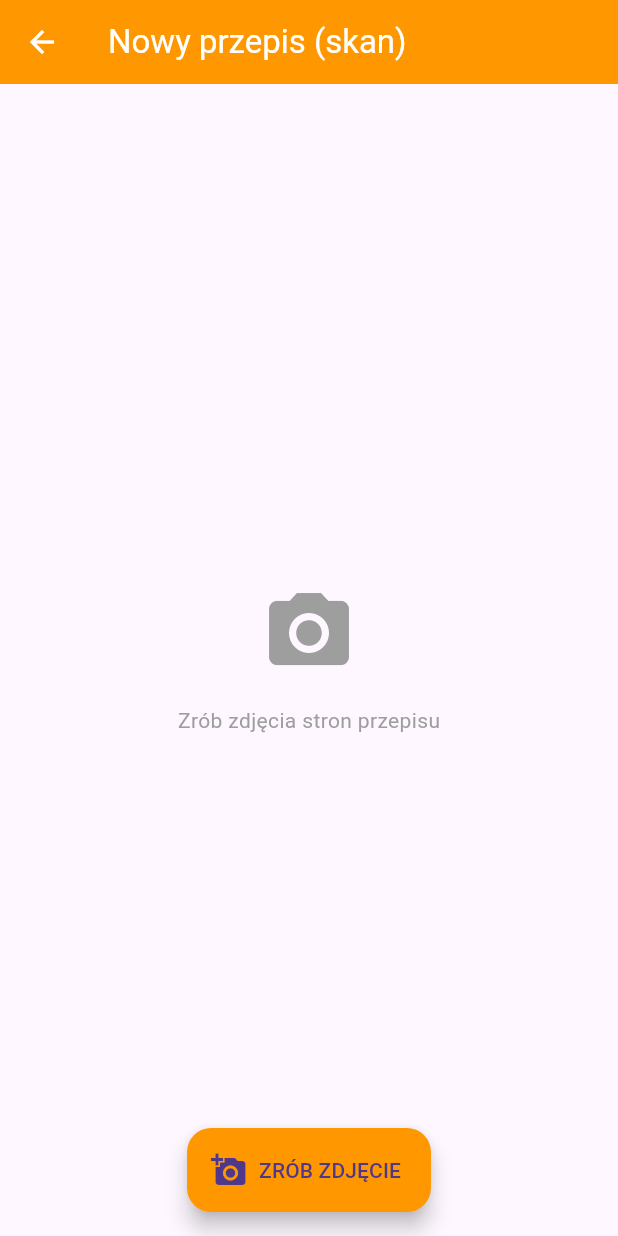
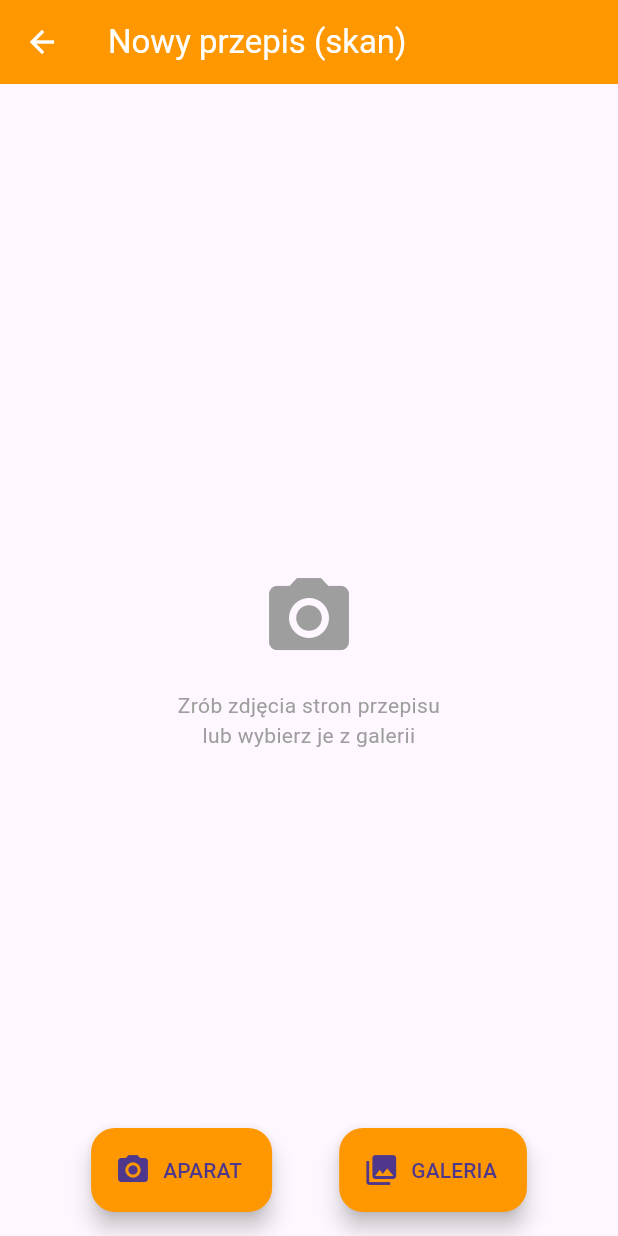
Before and after one commit to utak3r/HomeRecipesScanner, a Flutter app: the screen it shows after launch, after a tap on the "add a photo" icon, on a phone screen of 412 x 824 dp. Run offline on Flutter 3.47's test engine with Material 3 defaults, Android fonts, the phone set to English and light mode, and no system bars; our stand-ins replace image_picker; network calls fail.

Commit message:
Mobile: Allowing to select photos from gallery, not only taking new photos with a camera

```diff
--- a/przepisy_flutter/lib/main.dart
+++ b/przepisy_flutter/lib/main.dart
@@ -32,6 +32,8 @@ class _RecipeListScreenState extends State<RecipeListScreen> {
   final ApiService apiService = ApiService();
   Timer? _statusTimer;
   List<Recipe> _recipes = [];
+  bool _isLoading = true;
+  String? _error;
 
   @override
   void initState() {
@@ -48,11 +50,19 @@ class _RecipeListScreenState extends State<RecipeListScreen> {
   Future<void> _fetchData() async {
     try {
       final data = await apiService.fetchRecipes();
+      if (!mounted) return;
       setState(() {
         _recipes = data;
+        _isLoading = false;
+        _error = null;
       });
       _manageTimer();
     } catch (e) {
+      if (!mounted) return;
+      setState(() {
+        _error = 'Błąd: $e';
+        _isLoading = false;
+      });
       print("Błąd pobierania: $e");
     }
   }
@@ -73,21 +83,47 @@ class _RecipeListScreenState extends State<RecipeListScreen> {
   Widget build(BuildContext context) {
     return Scaffold(
       appBar: AppBar(title: const Text('Moje Przepisy')),
-      body: FutureBuilder<List<Recipe>>(
-        future: apiService.fetchRecipes(),
-        builder: (context, snapshot) {
-          if (snapshot.connectionState == ConnectionState.waiting &&
-              _recipes.isEmpty) {
-            return const Center(child: CircularProgressIndicator());
-          } else if (snapshot.hasError) {
-            return Center(child: Text("Błąd: ${snapshot.error}"));
-          } else if (!snapshot.hasData || snapshot.data!.isEmpty) {
-            return const Center(
-              child: Text("Brak przepisów. Dodaj nowy skan!"),
+      body: _buildBody(),
+      floatingActionButton: FloatingActionButton(
+        onPressed: () async {
+          final result = await Navigator.push(
+            context,
+            MaterialPageRoute(builder: (context) => const UploadRecipeScreen()),
+          );
+
+          if (result == true) {
+            setState(() {
+              _isLoading = true;
+            });
+            _fetchData();
+          }
+        },
+        child: const Icon(Icons.add_a_photo),
+      ),
     );
   }
 
-          _recipes = snapshot.data!;
+  Widget _buildBody() {
+    if (_isLoading && _recipes.isEmpty) {
+      return const Center(child: CircularProgressIndicator());
+    } else if (_error != null && _recipes.isEmpty) {
+      return Center(child: Text(_error!));
+    } else if (_recipes.isEmpty) {
+      return RefreshIndicator(
+        onRefresh: _fetchData,
+        child: ListView(
+          physics: const AlwaysScrollableScrollPhysics(),
+          children: [
+            SizedBox(
+              height: MediaQuery.of(context).size.height * 0.5,
+              child: const Center(
+                child: Text("Brak przepisów. Dodaj nowy skan!"),
+              ),
+            ),
+          ],
+        ),
+      );
+    }
 
     return RefreshIndicator(
       onRefresh: _fetchData,
@@ -178,22 +214,5 @@ class _RecipeListScreenState extends State<RecipeListScreen> {
               },
             ),
     );
-        },
-      ),
-
-      floatingActionButton: FloatingActionButton(
-        onPressed: () async {
-          final result = await Navigator.push(
-            context,
-            MaterialPageRoute(builder: (context) => const UploadRecipeScreen()),
-          );
-
-          if (result == true) {
-            setState(() {});
-          }
-        },
-        child: const Icon(Icons.add_a_photo),
-      ),
-    );
   }
 }
--- a/przepisy_flutter/lib/pages/upload_recipe_screen.dart
+++ b/przepisy_flutter/lib/pages/upload_recipe_screen.dart
@@ -21,6 +21,15 @@ class _UploadRecipeScreenState extends State<UploadRecipeScreen> {
     if (image != null) {
       setState(() {
         _selectedImages.add(File(image.path));
+      });
+    }
+  }
+
+  Future<void> _pickMultipleImages() async {
+    final List<XFile> images = await _picker.pickMultiImage();
+    if (images.isNotEmpty) {
+      setState(() {
+        _selectedImages.addAll(images.map((img) => File(img.path)));
       });
     }
   }
@@ -109,7 +118,8 @@ class _UploadRecipeScreenState extends State<UploadRecipeScreen> {
                           Icon(Icons.camera_alt, size: 64, color: Colors.grey),
                           SizedBox(height: 16),
                           Text(
-                            'Zrób zdjęcia stron przepisu',
+                            'Zrób zdjęcia stron przepisu\nlub wybierz je z galerii',
+                            textAlign: TextAlign.center,
                             style: TextStyle(color: Colors.grey),
                           ),
                         ],
@@ -150,11 +160,27 @@ class _UploadRecipeScreenState extends State<UploadRecipeScreen> {
           ],
         ),
       ),
-      floatingActionButton: FloatingActionButton.extended(
-        onPressed: _isUploading ? null : _pickImage,
-        label: const Text('ZRÓB ZDJĘCIE'),
-        icon: const Icon(Icons.add_a_photo),
-        backgroundColor: Colors.orange,
+      floatingActionButton: Padding(
+        padding: const EdgeInsets.symmetric(horizontal: 16.0),
+        child: Row(
+          mainAxisAlignment: MainAxisAlignment.spaceEvenly,
+          children: [
+            FloatingActionButton.extended(
+              heroTag: 'btn_camera',
+              onPressed: _isUploading ? null : _pickImage,
+              label: const Text('APARAT'),
+              icon: const Icon(Icons.camera_alt),
+              backgroundColor: Colors.orange,
+            ),
+            FloatingActionButton.extended(
+              heroTag: 'btn_gallery',
+              onPressed: _isUploading ? null : _pickMultipleImages,
+              label: const Text('GALERIA'),
+              icon: const Icon(Icons.photo_library),
+              backgroundColor: Colors.orange,
+            ),
+          ],
+        ),
       ),
       floatingActionButtonLocation: FloatingActionButtonLocation.centerFloat,
     );
```
Lines whose indentation alone changed are shown as unchanged.
